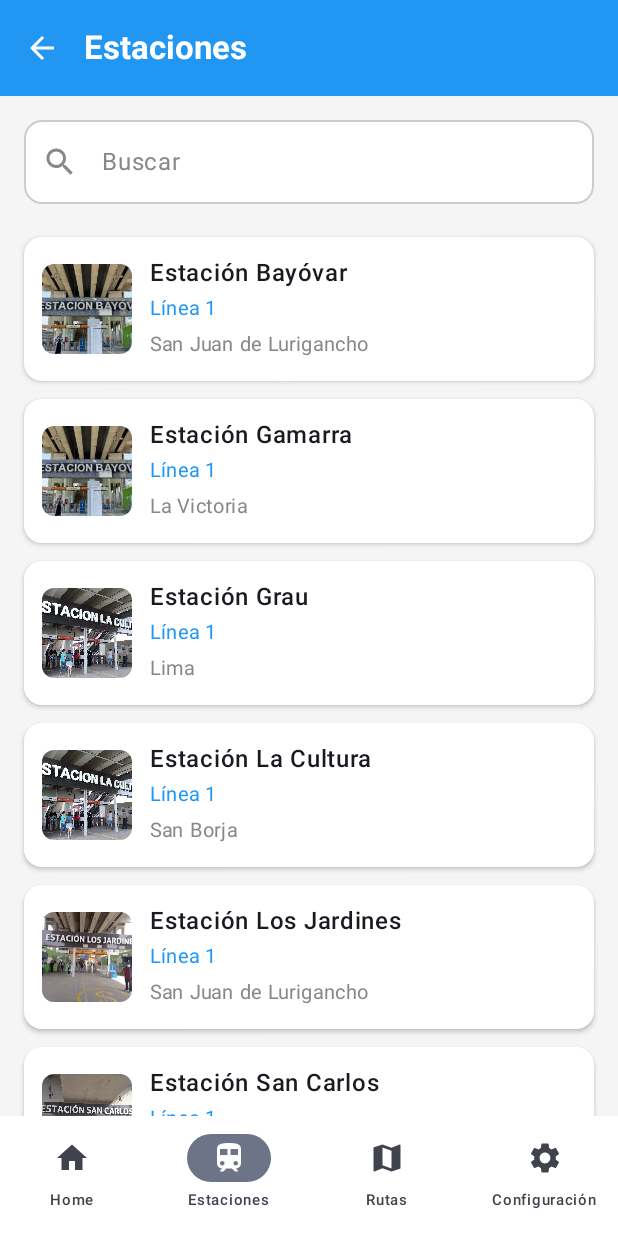
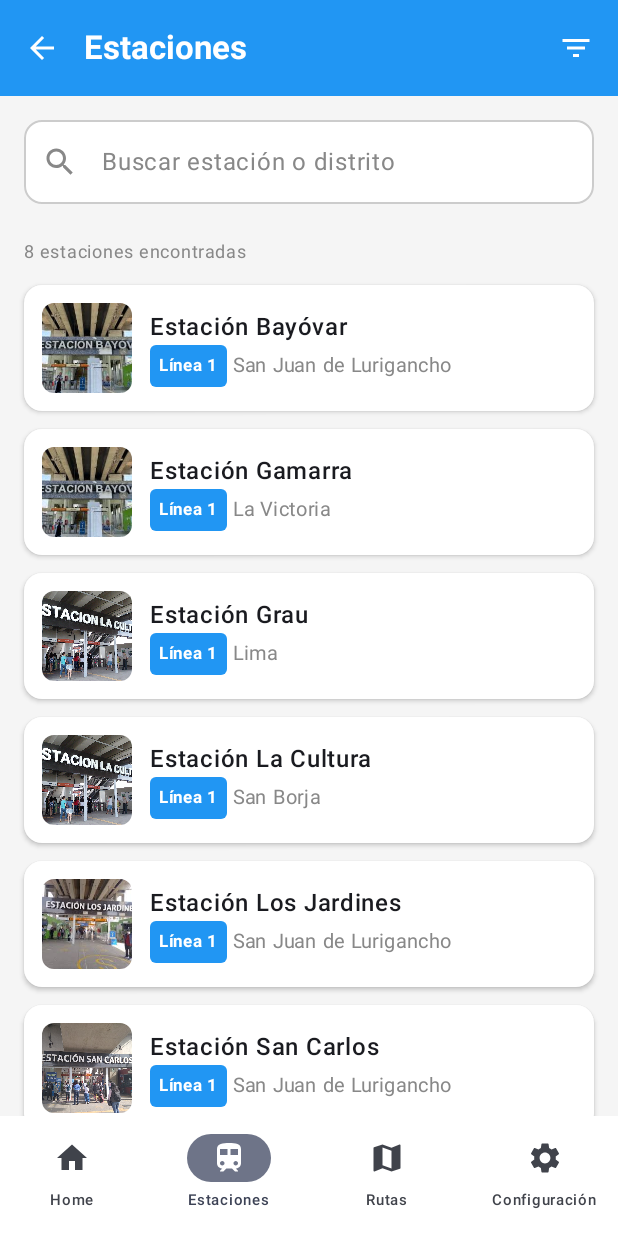
Before and after one commit to CarloZD/Metro-Lima-GO, an Android app built with Jetpack Compose: the screen it shows after launch (MainActivity), item 2 of the bottom bar chosen, on a phone screen of 412 x 824 dp. Run offline under Robolectric (Android 15) with nearby library versions, the phone set to English and light mode, and no system bars; our stand-ins replace Room's generated code.

Commit message:
Implementacion de filtro de busqueda por linea

```diff
--- a/app/src/main/java/com/example/metrolima/presentation/screens/StationsScreen.kt
+++ b/app/src/main/java/com/example/metrolima/presentation/screens/StationsScreen.kt
@@ -34,6 +34,8 @@ fun StationsScreen(
     viewModel: EstacionViewModel = viewModel()
 ) {
     var selectedTab by remember { mutableStateOf(1) }
+    var selectedLine by remember { mutableStateOf("Todas") }
+    var showFilterMenu by remember { mutableStateOf(false) }
 
     // Observar datos desde Room
     val estaciones by viewModel.estaciones.collectAsState()
@@ -55,6 +57,47 @@ fun StationsScreen(
                             Icons.Default.ArrowBack,
                             contentDescription = "Volver",
                             tint = Color.White
+                        )
+                    }
+                },
+                actions = {
+                    // Botón de filtro por línea
+                    IconButton(onClick = { showFilterMenu = true }) {
+                        Icon(
+                            Icons.Default.FilterList,
+                            contentDescription = "Filtrar",
+                            tint = Color.White
+                        )
+                    }
+
+                    // Menú desplegable
+                    DropdownMenu(
+                        expanded = showFilterMenu,
+                        onDismissRequest = { showFilterMenu = false }
+                    ) {
+                        DropdownMenuItem(
+                            text = { Text("Todas las líneas") },
+                            onClick = {
+                                selectedLine = "Todas"
+                                viewModel.searchEstaciones("")
+                                showFilterMenu = false
+                            }
+                        )
+                        DropdownMenuItem(
+                            text = { Text("Línea 1") },
+                            onClick = {
+                                selectedLine = "Línea 1"
+                                viewModel.getEstacionesByLinea("Línea 1")
+                                showFilterMenu = false
+                            }
+                        )
+                        DropdownMenuItem(
+                            text = { Text("Línea 2") },
+                            onClick = {
+                                selectedLine = "Línea 2"
+                                viewModel.getEstacionesByLinea("Línea 2")
+                                showFilterMenu = false
+                            }
                         )
                     }
                 },
@@ -111,6 +154,44 @@ fun StationsScreen(
                 .background(Color(0xFFF5F5F5))
                 .padding(paddingValues)
         ) {
+            // Chip de filtro actual
+            if (selectedLine != "Todas") {
+                Row(
+                    modifier = Modifier
+                        .fillMaxWidth()
+                        .padding(horizontal = 16.dp, vertical = 8.dp),
+                    horizontalArrangement = Arrangement.SpaceBetween,
+                    verticalAlignment = Alignment.CenterVertically
+                ) {
+                    AssistChip(
+                        onClick = {
+                            selectedLine = "Todas"
+                            viewModel.searchEstaciones("")
+                        },
+                        label = {
+                            Text(
+                                "Filtrando: $selectedLine",
+                                fontSize = 12.sp
+                            )
+                        },
+                        leadingIcon = {
+                            Icon(
+                                Icons.Default.FilterList,
+                                contentDescription = null,
+                                modifier = Modifier.size(16.dp)
+                            )
+                        },
+                        trailingIcon = {
+                            Icon(
+                                Icons.Default.Close,
+                                contentDescription = "Quitar filtro",
+                                modifier = Modifier.size(16.dp)
+                            )
+                        }
+                    )
+                }
+            }
+
             // Barra de búsqueda
             OutlinedTextField(
                 value = searchQuery,
@@ -118,7 +199,7 @@ fun StationsScreen(
                 modifier = Modifier
                     .fillMaxWidth()
                     .padding(16.dp),
-                placeholder = { Text("Buscar", color = Color.Gray) },
+                placeholder = { Text("Buscar estación o distrito", color = Color.Gray) },
                 leadingIcon = {
                     Icon(
                         imageVector = Icons.Default.Search,
@@ -145,6 +226,14 @@ fun StationsScreen(
                     unfocusedContainerColor = Color.White
                 ),
                 singleLine = true
+            )
+
+            // Contador de resultados
+            Text(
+                "${estaciones.size} estaciones encontradas",
+                fontSize = 12.sp,
+                color = Color.Gray,
+                modifier = Modifier.padding(horizontal = 16.dp, vertical = 4.dp)
             )
 
             // Mostrar loading o lista
@@ -177,6 +266,17 @@ fun StationsScreen(
                             fontSize = 16.sp,
                             color = Color.Gray
                         )
+                        if (selectedLine != "Todas" || searchQuery.isNotEmpty()) {
+                            Spacer(modifier = Modifier.height(8.dp))
+                            TextButton(
+                                onClick = {
+                                    selectedLine = "Todas"
+                                    viewModel.searchEstaciones("")
+                                }
+                            ) {
+                                Text("Limpiar filtros")
+                            }
+                        }
                     }
                 }
             } else {
@@ -255,11 +355,23 @@ fun StationItem(
                     fontWeight = FontWeight.SemiBold,
                     fontSize = 16.sp
                 )
+                Row(
+                    verticalAlignment = Alignment.CenterVertically,
+                    horizontalArrangement = Arrangement.spacedBy(4.dp)
+                ) {
+                    // Badge de línea
+                    Surface(
+                        color = Color(0xFF2196F3),
+                        shape = RoundedCornerShape(4.dp)
+                    ) {
                         Text(
                             line,
-                    color = Color(0xFF2196F3),
-                    fontSize = 13.sp
+                            color = Color.White,
+                            fontSize = 11.sp,
+                            modifier = Modifier.padding(horizontal = 6.dp, vertical = 2.dp),
+                            fontWeight = FontWeight.Bold
                         )
+                    }
                     Text(
                         district,
                         color = Color.Gray,
@@ -269,3 +381,4 @@ fun StationItem(
             }
         }
     }
+}
```
Lines whose indentation alone changed are shown as unchanged.
